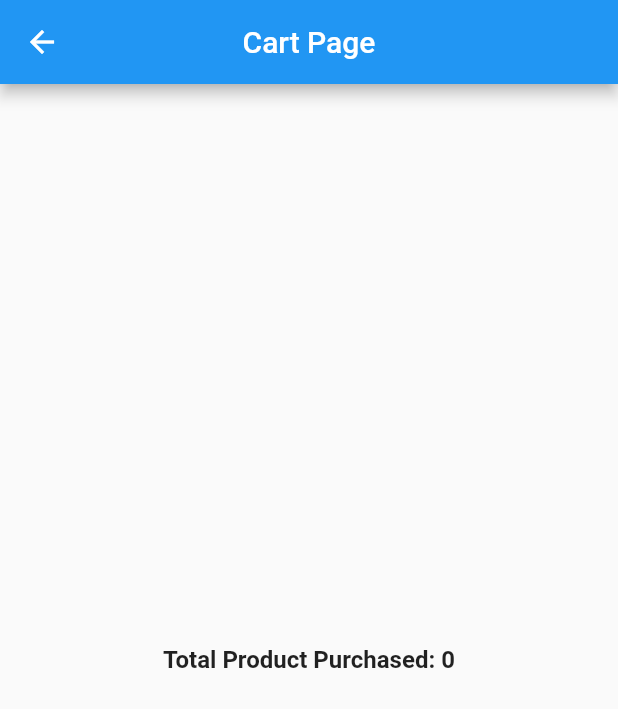
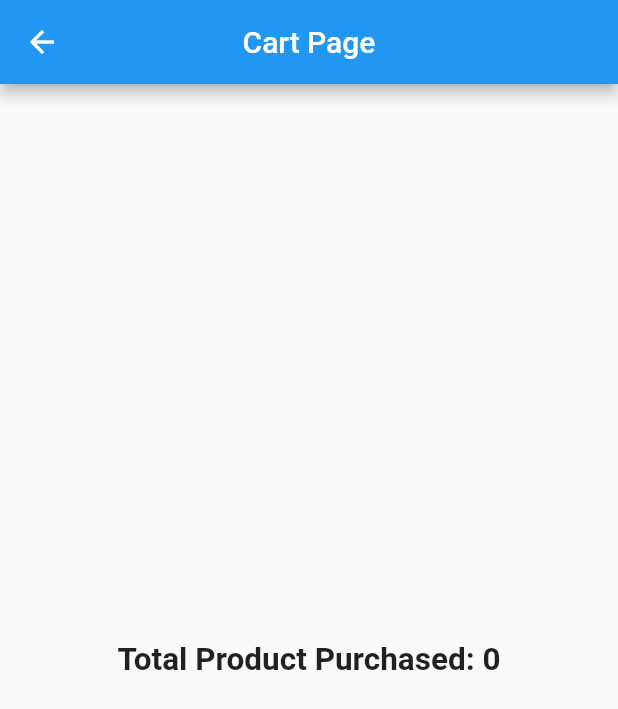
Before and after one commit to sajalAppdevs/counter_cart_app, a Flutter app: the screen it shows after launch, after a tap on the "shopping cart" icon, on a phone screen of 412 x 824 dp. Shown: the top 709 px of the screen. Run offline on Flutter 3.47's test engine with Material 2 defaults, Android fonts, the phone set to English and light mode, and no system bars.

Commit message:
final code updated

```diff
--- a/lib/cart_page.dart
+++ b/lib/cart_page.dart
@@ -19,7 +19,7 @@ class _CartPageState extends State<CartPage> {
       body: Center(
         child: Text(
           "Total Product Purchased: ${widget.totalPurchasedCount}",
-          style: TextStyle(fontSize: 16, fontWeight: FontWeight.bold),
+          style: TextStyle(fontSize: 21, fontWeight: FontWeight.bold),
         ),
       ),
     );
--- a/lib/main.dart
+++ b/lib/main.dart
@@ -13,6 +13,7 @@ class MyApp extends StatelessWidget {
   @override
   Widget build(BuildContext context) {
     return MaterialApp(
+      debugShowCheckedModeBanner: false,
       title: 'Flutter Demo',
       home: CounterHome(),
     );
```
